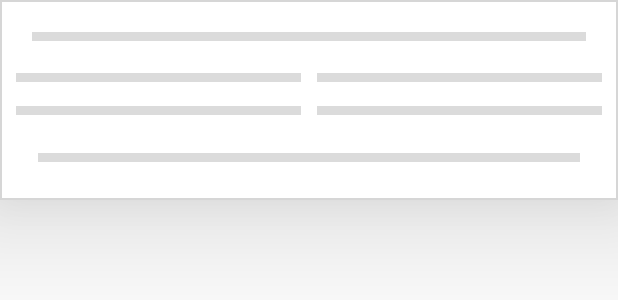
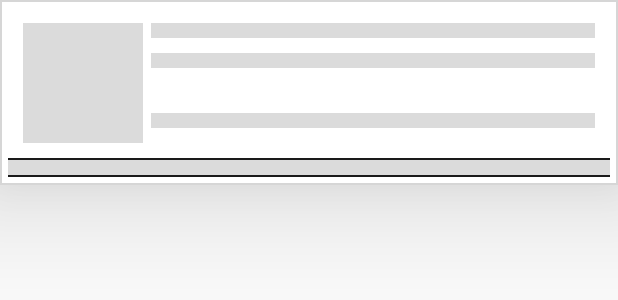
Before and after one commit to jay1493/NewProject, an Android app: the layout shimmer_layout.xml on its own in the app's theme, with its tools: preview values and no code run, on a phone screen of 412 x 824 dp. Shown: the top 300 px of the screen. Run offline under Robolectric (Android 15) with nearby library versions, the phone set to English and light mode, and no system bars.

Commit message:
New Project

```diff
--- a/app/src/main/java/com/anubhav_singh/infoedgeassignment/constants/ConstantUtill.java
+++ b/app/src/main/java/com/anubhav_singh/infoedgeassignment/constants/ConstantUtill.java
@@ -9,11 +9,13 @@ public final class ConstantUtill {
     public static final String FOUR_SQUARE_CLIENT_SECRET = "MQUGM4CWIFAITK3APRE5SUXZJMCVP1AVSQ1ZVZIW4Z2ZFWL4";
     public static final int LOCATION_PERMISSION_REQUEST_CODE = 109;
     public static final int PLAY_SERVICES_RESOLUTION_REQUEST = 1000;
-    public static final int UPDATE_INTERVAL = 10000; // 10 sec
-    public static final int FATEST_INTERVAL = 5000; // 5 sec
+    public static final int UPDATE_INTERVAL = 120000; // 2min
+    public static final int FATEST_INTERVAL = 60000; // 1min
     public static final int DISPLACEMENT = 10; // 10 meters
     public static final String BASE_URL = "https://api.foursquare.com/v2/venues/";
     public static final String FOURSQUARE_VERSION = "20180205";
     public static final String SEARCH_VENUE_QUERY_PARAM = "cafe";
     public static final String VENUE_TABLE_NAME = "venue";
+    public static final int PAGED_LIST_FETCH_DIST = 10;
+    public static final int PAGED_LIST_DEF_PAGE_SIZE = 20;
 }
--- a/app/src/main/java/com/anubhav_singh/infoedgeassignment/network/ApiResponseRepository.java
+++ b/app/src/main/java/com/anubhav_singh/infoedgeassignment/network/ApiResponseRepository.java
@@ -58,6 +58,7 @@ public class ApiResponseRepository {
                  *
                  * Start background thread here to update venue's
                  */
+                Log.e("", "onResponse: " );
                 new CustomAsyncTask().execute(response.body());
             }
 
--- a/app/src/main/java/com/anubhav_singh/infoedgeassignment/viewModels/CustomNearbyPlacesViewModel.java
+++ b/app/src/main/java/com/anubhav_singh/infoedgeassignment/viewModels/CustomNearbyPlacesViewModel.java
@@ -37,8 +37,8 @@ public class CustomNearbyPlacesViewModel extends AndroidViewModel {
         databaseRequestDao = ResturantsDatabase.create(application).getDatabaseRequestDao();
         pagedListConfig =
                 (new PagedList.Config.Builder()).setEnablePlaceholders(true)
-                        .setPrefetchDistance(10)
-                        .setPageSize(20).build();
+                        .setPrefetchDistance(ConstantUtill.PAGED_LIST_FETCH_DIST)
+                        .setPageSize(ConstantUtill.PAGED_LIST_DEF_PAGE_SIZE).build();
     }
 
     public void init(){
--- a/app/src/main/res/drawable/splash_drawable.xml
+++ b/app/src/main/res/drawable/splash_drawable.xml
@@ -2,8 +2,8 @@
 <layer-list xmlns:android="http://schemas.android.com/apk/res/android" android:opacity="opaque">
 
     <item android:drawable="@color/colorWhite"/>
-    <item>
-      <bitmap android:src="@drawable/resturants_logo" android:gravity="center_horizontal|center_vertical"/>
+    <item android:right="@dimen/d10" android:left="@dimen/d10">
+      <bitmap android:src="@drawable/resturants_logo"  android:gravity="center_horizontal|center_vertical" />
     </item>
 
 </layer-list>
--- a/app/src/main/res/layout/shimmer_layout.xml
+++ b/app/src/main/res/layout/shimmer_layout.xml
@@ -14,58 +14,55 @@
         android:layout_gravity="center"
         android:layout_margin="16dp"
         android:background="@color/demo_dark_transparent" />-->
-    <View
-        android:layout_width="match_parent"
-        android:layout_height="6dp"
-        android:layout_gravity="center"
-        android:layout_margin="@dimen/activity_vertical_margin"
-        android:background="@color/demo_dark_transparent" />
     <LinearLayout
         android:layout_width="match_parent"
         android:layout_height="wrap_content"
+        android:elevation="@dimen/d10"
         android:orientation="horizontal"
-        android:layout_gravity="center"
-        android:weightSum="10">
+        android:padding="@dimen/d10">
+
         <View
-            android:layout_width="0dp"
-            android:layout_weight="5"
-            android:layout_height="@dimen/d6"
-            android:layout_margin="@dimen/d5"
-            android:background="@color/demo_dark_transparent" />
-        <View
-            android:layout_width="0dp"
-            android:layout_height="@dimen/d6"
-            android:layout_weight="5"
-            android:layout_margin="@dimen/d5"
-            android:background="@color/demo_dark_transparent" />
-    </LinearLayout>
-    <LinearLayout
-        android:layout_width="match_parent"
-        android:layout_height="wrap_content"
-        android:orientation="horizontal"
-        android:layout_gravity="center"
-        android:layout_marginTop="@dimen/d5"
-        android:weightSum="10">
-        <View
-            android:layout_width="0dp"
-            android:layout_weight="5"
-            android:layout_height="@dimen/d6"
-            android:layout_margin="@dimen/d5"
-            android:background="@color/demo_dark_transparent" />
-        <View
-            android:layout_width="0dp"
-            android:layout_height="@dimen/d6"
-            android:layout_weight="5"
-            android:layout_margin="@dimen/d5"
-            android:background="@color/demo_dark_transparent" />
-    </LinearLayout>
+            android:id="@+id/iv_venue_recycler_item"
+            android:layout_width="@dimen/d80"
+            android:layout_height="@dimen/d80"
+            android:background="@color/demo_dark_transparent"/>
+        <LinearLayout
+            android:layout_width="match_parent"
+            android:layout_height="match_parent"
+            android:paddingLeft="@dimen/d5"
+            android:orientation="vertical">
+            <View
+                android:layout_width="match_parent"
+                android:layout_height="@dimen/d10"
+                android:background="@color/demo_dark_transparent"
+                android:layout_marginBottom="@dimen/d10"/>
+            <View
+                android:layout_width="match_parent"
+                android:layout_height="@dimen/d10"
+                android:background="@color/demo_dark_transparent"
+                android:layout_marginBottom="@dimen/d30" />
+            <View
+                android:layout_width="match_parent"
+                android:layout_height="@dimen/d10"
+                android:background="@color/demo_dark_transparent" />
+
+        </LinearLayout>
 
 
-
+    </LinearLayout>
     <View
         android:layout_width="match_parent"
-        android:layout_height="@dimen/d6"
-        android:layout_margin="@dimen/d20"
-        android:background="@color/demo_dark_transparent" />
+        android:layout_height="1dp"
+        android:paddingTop="@dimen/d2"
+        android:background="@color/colorLightBlack"/>
+    <View
+        android:layout_width="match_parent"
+        android:layout_height="@dimen/d10"
+        android:background="@color/demo_dark_transparent"/>
+    <View
+        android:layout_width="match_parent"
+        android:layout_height="1dp"
+        android:paddingTop="@dimen/d2"
+        android:background="@color/colorLightBlack"/>
 
 </LinearLayout>
--- a/app/src/main/res/values/colors.xml
+++ b/app/src/main/res/values/colors.xml
@@ -9,4 +9,5 @@
     <color name="colorDarkGrey">#b3a8a8</color>
     <color name="colorLightBlack">#1a1a1a</color>
     <color name="demo_dark_transparent">#24000000</color>
+    <color name="colorDarkerBrown">#af440a</color>
 </resources>
--- a/app/src/main/res/values/strings.xml
+++ b/app/src/main/res/values/strings.xml
@@ -8,4 +8,5 @@
     <string name="mtrs_away">mtrs Away</string>
     <string name="user_review">User Review:</string>
     <string name="edit_personal_user_review">Edit Personal User Review</string>
+    <string name="categories">Categories :</string>
 </resources>
```
Also changed, not shown: app/build.gradle (+8 -5 lines), app/src/main/java/com/anubhav_singh/infoedgeassignment/MainActivity.java (+25 -18 lines), app/src/main/java/com/anubhav_singh/infoedgeassignment/adapters/VenueAdapter.java (+12 -11 lines), app/src/main/res/layout/activity_main.xml (+7 -5 lines), app/src/main/res/layout/main_menu_recycler_row.xml (+30 -9 lines).
